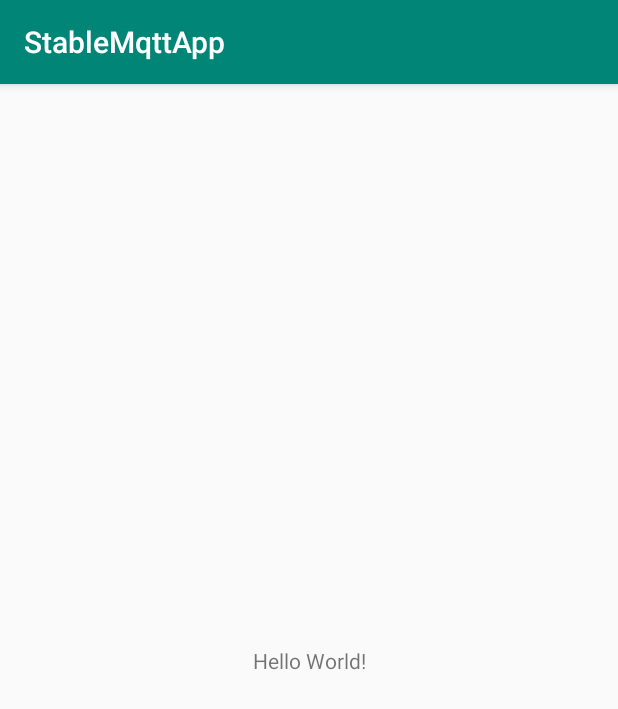
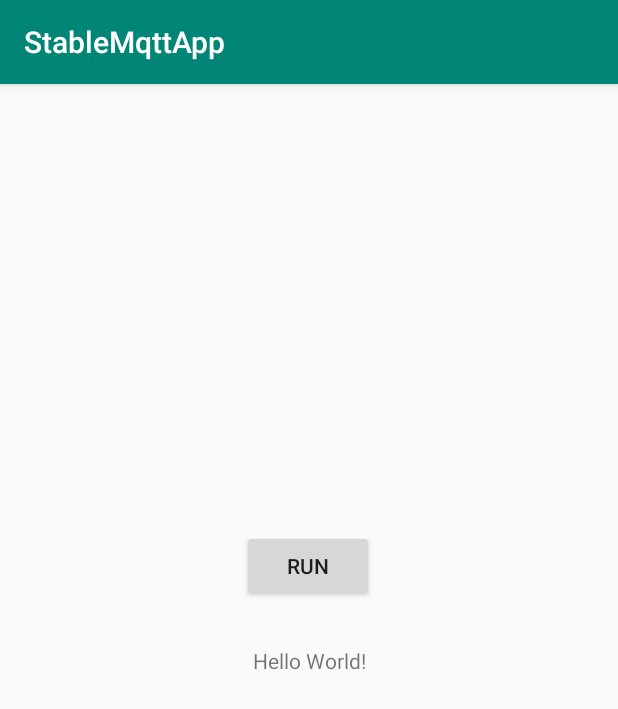
Before and after one commit to bananaumai/android-suburi, an Android app: the screen it shows after launch (MainActivity), on a phone screen of 412 x 824 dp. Shown: the top 709 px of the screen. Run offline under Robolectric (Android 15) with nearby library versions, the phone set to English and light mode, and no system bars; libraries missing offline, so code that uses them is left out: dev.bananaumai.android, org.eclipse.paho; 4 statements that could not run were skipped.

Commit message:
make it possible start/stop service by ui

```diff
--- a/mqtt/app/src/main/java/dev/bananaumai/android/suburi/mqtt/EmitterService.kt
+++ b/mqtt/app/src/main/java/dev/bananaumai/android/suburi/mqtt/EmitterService.kt
@@ -51,6 +51,7 @@ class EmitterService : Service() {
 
     override fun onDestroy() {
         super.onDestroy()
+        Log.v("EmitterService", "onDestroy")
         serviceJob.cancel()
     }
 }
--- a/mqtt/app/src/main/java/dev/bananaumai/android/suburi/mqtt/MainActivity.kt
+++ b/mqtt/app/src/main/java/dev/bananaumai/android/suburi/mqtt/MainActivity.kt
@@ -1,15 +1,25 @@
 package dev.bananaumai.android.suburi.mqtt
 
+import android.app.PendingIntent
 import android.content.Intent
 import androidx.appcompat.app.AppCompatActivity
 import android.os.Bundle
 import android.util.Log
+import android.view.View
+import android.widget.Button
+import kotlinx.android.synthetic.main.activity_main.*
+import kotlinx.coroutines.*
 import org.eclipse.paho.android.service.MqttAndroidClient
 import org.eclipse.paho.client.mqttv3.*
 
 
 class MainActivity : AppCompatActivity() {
+
+    val activityJob = Job()
+    val activityScope = CoroutineScope(Dispatchers.Main + activityJob)
+
     lateinit var mqttClient: MqttAndroidClient
+    var isRunning = false
 
     override fun onCreate(savedInstanceState: Bundle?) {
         super.onCreate(savedInstanceState)
@@ -54,14 +64,48 @@ class MainActivity : AppCompatActivity() {
             }
         })
 
-        Intent(this, EmitterService::class.java).also { intent ->
-            startService(intent)
-        }
+        startUpdateButtonUI()
     }
 
     override fun onDestroy() {
         super.onDestroy()
-        mqttClient.unregisterResources();
+        mqttClient.unregisterResources()
         mqttClient.close()
+        activityJob.cancel()
+    }
+
+    fun toggle(view: View) {
+        isRunning = if (isRunning) {
+            Intent(this, EmitterService::class.java).also { intent ->
+                stopService(intent)
+            }
+            false
+        } else {
+            Intent(this, EmitterService::class.java).also { intent ->
+                startService(intent)
+            }
+            true
+        }
+    }
+
+    private fun startUpdateButtonUI() {
+        val button = findViewById<Button>(R.id.button)
+        var prevState = isRunning
+
+        activityScope.launch {
+            while (true) {
+                delay(100)
+
+                val newText = if (isRunning) {
+                    "Stop"
+                } else {
+                    "Run"
+                }
+                if (prevState != isRunning) {
+                    button.text = newText
+                    prevState = isRunning
+                }
+            }
+        }
     }
 }
--- a/mqtt/app/src/main/res/layout/activity_main.xml
+++ b/mqtt/app/src/main/res/layout/activity_main.xml
@@ -14,6 +14,16 @@
             app:layout_constraintBottom_toBottomOf="parent"
             app:layout_constraintLeft_toLeftOf="parent"
             app:layout_constraintRight_toRightOf="parent"
-            app:layout_constraintTop_toTopOf="parent"/>
+            app:layout_constraintTop_toTopOf="parent" android:id="@+id/textView"/>
+    <Button
+            android:text="Run"
+            android:layout_width="wrap_content"
+            android:layout_height="wrap_content"
+            android:id="@+id/button" android:layout_marginBottom="8dp"
+            app:layout_constraintBottom_toTopOf="@+id/textView" android:layout_marginTop="8dp"
+            app:layout_constraintTop_toTopOf="parent" app:layout_constraintStart_toStartOf="parent"
+            android:layout_marginStart="8dp" app:layout_constraintEnd_toEndOf="parent" android:layout_marginEnd="8dp"
+            app:layout_constraintHorizontal_bias="0.498" app:layout_constraintVertical_bias="0.931"
+            android:onClick="toggle"/>
 
 </androidx.constraintlayout.widget.ConstraintLayout>
```
